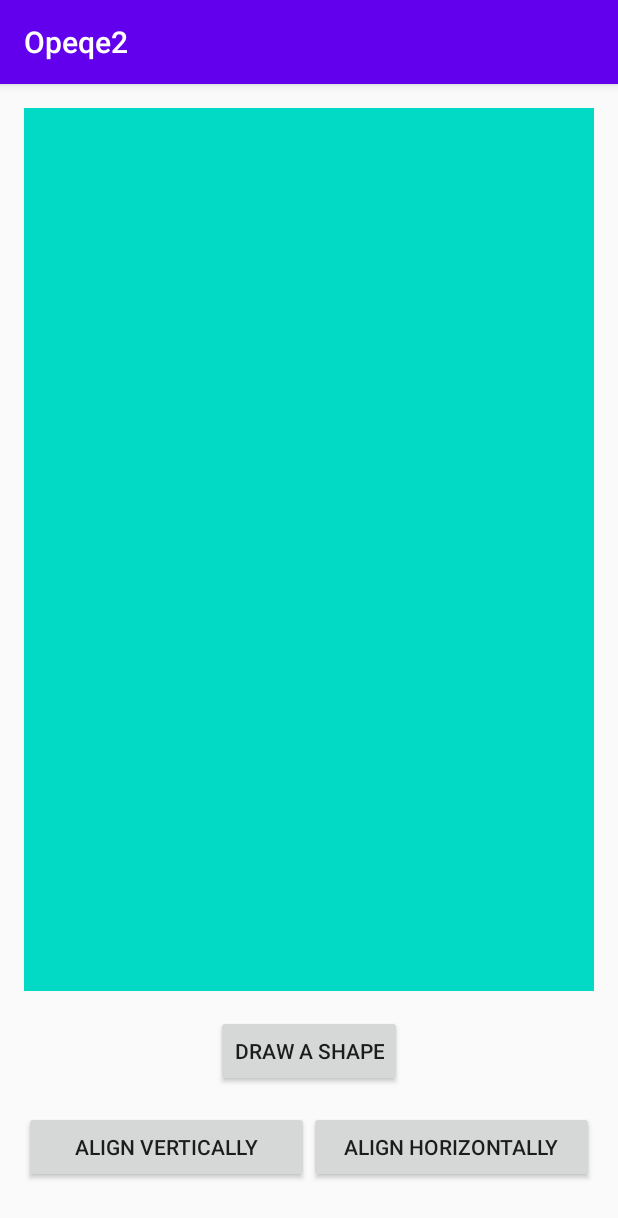
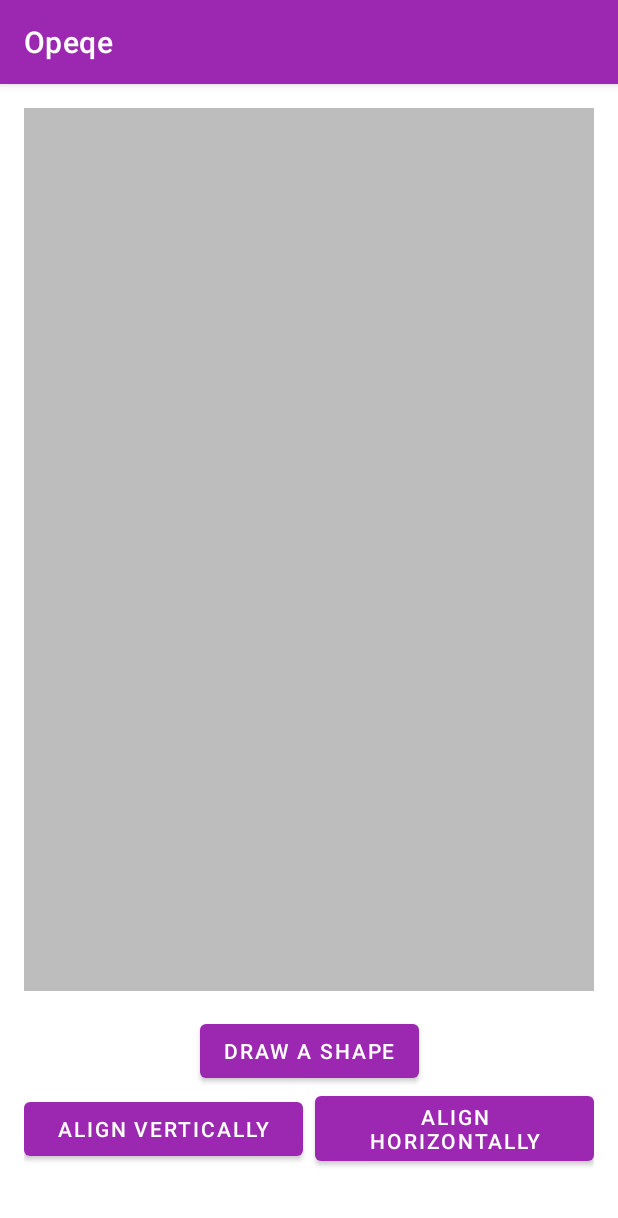
Before and after one commit to hosseiniSeyRo/Opeqe, an Android app: the fragment MainFragment shown on its own in the app's theme, on a phone screen of 412 x 824 dp. Shown: the top 1218 px of the screen. Run offline under Robolectric (Android 15) with nearby library versions, the phone set to English and light mode, and no system bars.

Commit message:
some change in ui

```diff
--- a/app/src/main/res/layout/main_fragment.xml
+++ b/app/src/main/res/layout/main_fragment.xml
@@ -7,19 +7,12 @@
     android:padding="@dimen/fragment_main_padding"
     tools:context=".view.main.MainFragment">
 
-    <androidx.constraintlayout.widget.Guideline
-        android:id="@+id/guideline"
-        android:layout_width="wrap_content"
-        android:layout_height="wrap_content"
-        android:orientation="horizontal"
-        app:layout_constraintGuide_percent="0.8" />
-
     <RelativeLayout
         android:id="@+id/mainLayout"
         android:layout_width="match_parent"
         android:layout_height="0dp"
-        android:background="@color/colorAccent"
-        app:layout_constraintBottom_toTopOf="@+id/guideline"
+        android:background="@color/mainSectionBG"
+        app:layout_constraintHeight_percent="0.8"
         app:layout_constraintLeft_toLeftOf="parent"
         app:layout_constraintRight_toRightOf="parent"
         app:layout_constraintTop_toTopOf="parent" />
@@ -32,31 +25,30 @@
         android:text="@string/draw_a_shape"
         app:layout_constraintEnd_toEndOf="parent"
         app:layout_constraintStart_toStartOf="parent"
-        app:layout_constraintTop_toBottomOf="@+id/guideline" />
-
-    <LinearLayout
-        android:layout_width="match_parent"
-        android:layout_height="wrap_content"
-        android:layout_marginTop="16dp"
-        android:orientation="horizontal"
-        app:layout_constraintEnd_toEndOf="parent"
-        app:layout_constraintStart_toStartOf="parent"
-        app:layout_constraintTop_toBottomOf="@+id/btnDrawShape">
+        app:layout_constraintTop_toBottomOf="@+id/mainLayout" />
 
     <Button
         android:id="@+id/btnAlignVertically"
         android:layout_width="0dp"
         android:layout_height="wrap_content"
-            android:layout_weight="1"
-            android:text="@string/align_vertically" />
+        android:text="@string/align_vertically"
+        app:layout_constraintBottom_toBottomOf="@+id/btnAlignHorizontally"
+        app:layout_constraintEnd_toStartOf="@+id/btnAlignHorizontally"
+        app:layout_constraintHorizontal_chainStyle="spread"
+        app:layout_constraintHorizontal_weight="1"
+        app:layout_constraintStart_toStartOf="parent"
+        app:layout_constraintTop_toBottomOf="@+id/btnDrawShape" />
 
     <Button
         android:id="@+id/btnAlignHorizontally"
         android:layout_width="0dp"
         android:layout_height="wrap_content"
-            android:layout_weight="1"
-            android:text="@string/align_horizontally" />
-
-    </LinearLayout>
+        android:layout_marginStart="8dp"
+        android:text="@string/align_horizontally"
+        app:layout_constraintEnd_toEndOf="parent"
+        app:layout_constraintHorizontal_weight="1"
+        app:layout_constraintRight_toRightOf="parent"
+        app:layout_constraintStart_toEndOf="@+id/btnAlignVertically"
+        app:layout_constraintTop_toBottomOf="@+id/btnDrawShape" />
 
 </androidx.constraintlayout.widget.ConstraintLayout>
--- a/app/src/main/res/values/colors.xml
+++ b/app/src/main/res/values/colors.xml
@@ -1,6 +1,7 @@
 <?xml version="1.0" encoding="utf-8"?>
 <resources>
-    <color name="colorPrimary">#6200EE</color>
-    <color name="colorPrimaryDark">#3700B3</color>
-    <color name="colorAccent">#03DAC5</color>
+    <color name="colorPrimary">#9C27B0</color>
+    <color name="colorPrimaryDark">#7B1FA2</color>
+    <color name="colorAccent">#00BCD4</color>
+    <color name="mainSectionBG">#BDBDBD</color>
 </resources>
--- a/app/src/main/res/values/strings.xml
+++ b/app/src/main/res/values/strings.xml
@@ -1,5 +1,5 @@
 <resources>
-    <string name="app_name">Opeqe2</string>
+    <string name="app_name">Opeqe</string>
     <string name="align_vertically">align vertically</string>
     <string name="align_horizontally">align horizontally</string>
     <string name="draw_a_shape">draw a shape</string>
--- a/app/src/main/res/values/styles.xml
+++ b/app/src/main/res/values/styles.xml
@@ -1,6 +1,6 @@
 <resources>
     <!-- Base application theme. -->
-    <style name="AppTheme" parent="Theme.AppCompat.Light.DarkActionBar">
+    <style name="AppTheme" parent="Theme.MaterialComponents.Light.DarkActionBar">
         <!-- Customize your theme here. -->
         <item name="colorPrimary">@color/colorPrimary</item>
         <item name="colorPrimaryDark">@color/colorPrimaryDark</item>
```
Lines whose indentation alone changed are shown as unchanged.
